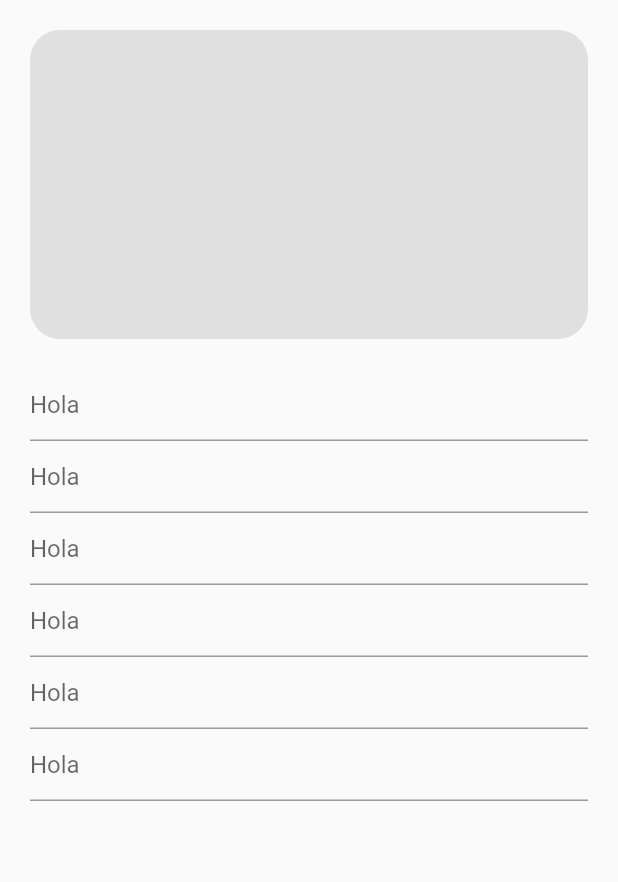
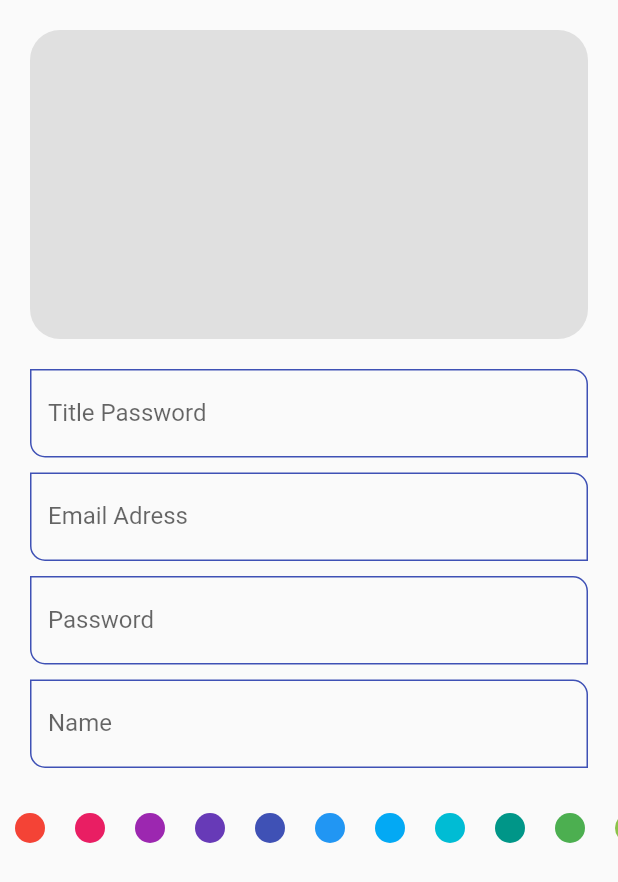
Before and after one commit to Victor78970513/password_manager, a Flutter app: the NewPassword screen opened directly, on a phone screen of 412 x 824 dp. Shown: the top 882 px of the screen. Run offline on Flutter 3.47's test engine with Material 2 defaults, Android fonts, the light colour scheme and no system bars; our stand-ins replace cloud_firestore, firebase_core; accounts and stored records are empty.

Commit message:
PasswordStyles

```diff
--- a/lib/screens/new_password.dart
+++ b/lib/screens/new_password.dart
@@ -22,12 +22,8 @@ class NewPassword extends StatelessWidget {
                       color: Colors.grey[300],
                       borderRadius: BorderRadius.circular(20)),
                 ),
-                CustomInput(),
-                CustomInput(),
-                CustomInput(),
-                CustomInput(),
-                CustomInput(),
-                CustomInput(),
+                _PasswordInputs(),
+                _PasswordColor()
               ],
             ),
           ),
@@ -36,3 +32,56 @@ class NewPassword extends StatelessWidget {
     );
   }
 }
+
+class _PasswordColor extends StatelessWidget {
+  @override
+  Widget build(BuildContext context) {
+    return Container(
+      child: SingleChildScrollView(
+        scrollDirection: Axis.horizontal,
+        child: Row(
+          children: List.generate(
+            Colors.primaries.length,
+            (index) => Container(
+              margin: const EdgeInsets.symmetric(horizontal: 10),
+              height: 20,
+              width: 20,
+              decoration: BoxDecoration(
+                  shape: BoxShape.circle, color: Colors.primaries[index]),
+            ),
+          ),
+        ),
+      ),
+    );
+  }
+}
+
+class _PasswordInputs extends StatelessWidget {
+  @override
+  Widget build(BuildContext context) {
+    return Column(
+      children: const [
+        CustomInput(
+          labelText: 'Title Password',
+          hintText: 'Title',
+        ),
+        SizedBox(height: 10),
+        CustomInput(
+          labelText: 'Email Adress',
+          hintText: 'Email',
+        ),
+        SizedBox(height: 10),
+        CustomInput(
+          labelText: 'Password',
+          hintText: 'password',
+        ),
+        SizedBox(height: 10),
+        CustomInput(
+          labelText: 'Name',
+          hintText: 'User name',
+        ),
+        SizedBox(height: 30),
+      ],
+    );
+  }
+}
--- a/lib/widgets/custom_input.dart
+++ b/lib/widgets/custom_input.dart
@@ -1,12 +1,44 @@
 import 'package:flutter/material.dart';
 
 class CustomInput extends StatelessWidget {
+  final String? hintText;
+  final String? labelText;
+  final String? helperText;
+  final IconData? icon;
+  final IconData? suffixIcon;
+
+  const CustomInput(
+      {super.key,
+      this.hintText,
+      this.labelText,
+      this.helperText,
+      this.icon,
+      this.suffixIcon});
   @override
   Widget build(BuildContext context) {
     return Container(
-      padding: EdgeInsets.symmetric(horizontal: 20),
+      padding: const EdgeInsets.symmetric(horizontal: 20),
       child: TextField(
-        decoration: InputDecoration(hintText: 'Hola'),
+        decoration: InputDecoration(
+          enabledBorder: const OutlineInputBorder(
+            borderSide: BorderSide(color: Colors.indigo),
+            borderRadius: BorderRadius.only(
+                bottomLeft: Radius.circular(10), topRight: Radius.circular(10)),
+          ),
+          focusedBorder: const OutlineInputBorder(
+            borderSide: BorderSide(color: Colors.indigo),
+            borderRadius: BorderRadius.only(
+                bottomLeft: Radius.circular(10), topRight: Radius.circular(10)),
+          ),
+          border: const OutlineInputBorder(
+            borderRadius: BorderRadius.only(
+                bottomLeft: Radius.circular(10), topRight: Radius.circular(10)),
+          ),
+          hintText: hintText,
+          labelText: labelText,
+          suffixIcon: suffixIcon == null ? null : Icon(icon),
+          icon: icon == null ? null : Icon(icon),
+        ),
       ),
     );
   }
```
